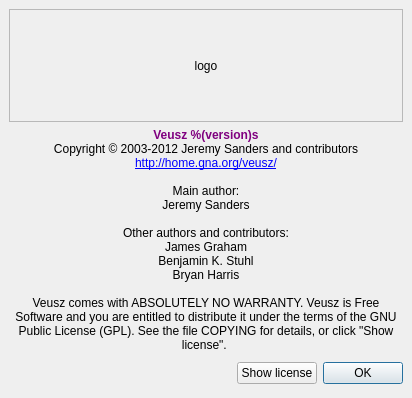
Qt form dialogs/about.ui (veusz/veusz) before a commit.
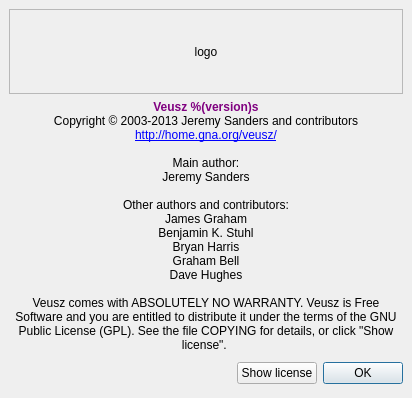
The same form after that commit.

What changed in the file:
```diff
--- a/dialogs/about.ui
+++ b/dialogs/about.ui
@@ -52,7 +52,7 @@
     <widget class="QLabel" name="copyrightlabel">
      <property name="text">
       <string>&lt;b style=&quot;color:#800080&quot; &gt;Veusz %(version)s&lt;/b&gt;&lt;br&gt;
-Copyright © 2003-2012 Jeremy Sanders and contributors&lt;br&gt;
+Copyright © 2003-2013 Jeremy Sanders and contributors&lt;br&gt;
 &lt;a href=&quot;http://home.gna.org/veusz/&quot;&gt;http://home.gna.org/veusz/&lt;/a&gt;&lt;br&gt;
 &lt;br&gt;
 Main author:&lt;br&gt;
@@ -62,6 +62,8 @@
 James Graham&lt;br&gt;
 Benjamin K. Stuhl&lt;br&gt;
 Bryan Harris&lt;br&gt;
+Graham Bell&lt;br&gt;
+Dave Hughes&lt;br&gt;
 &lt;br&gt;
 Veusz comes with ABSOLUTELY NO WARRANTY. Veusz is Free Software and you are entitled to distribute it under the terms of the GNU Public License (GPL). See the file COPYING for details, or click &amp;quot;Show license&amp;quot;.
 </string>
```
